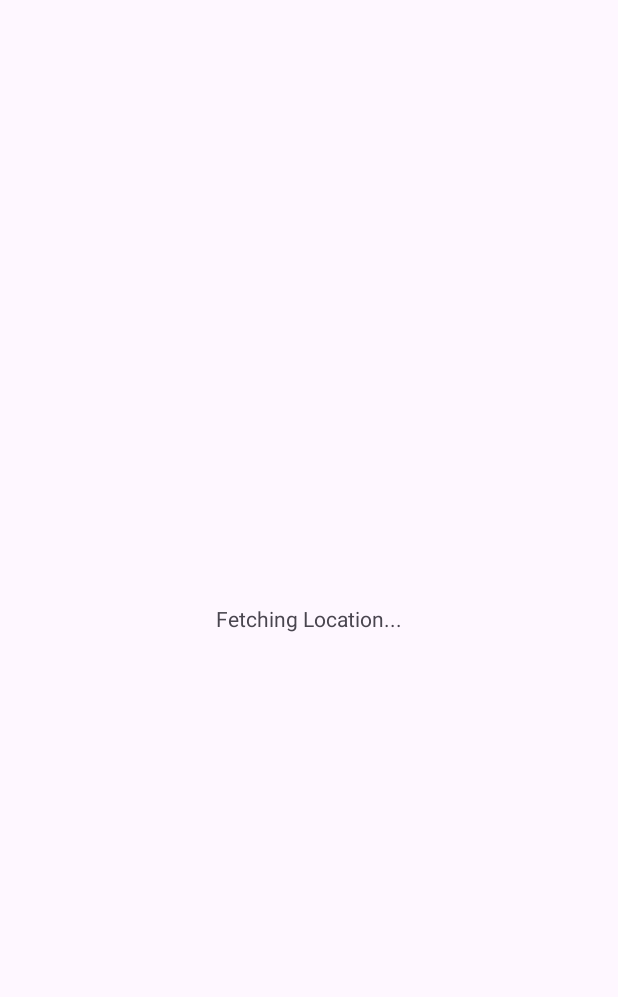
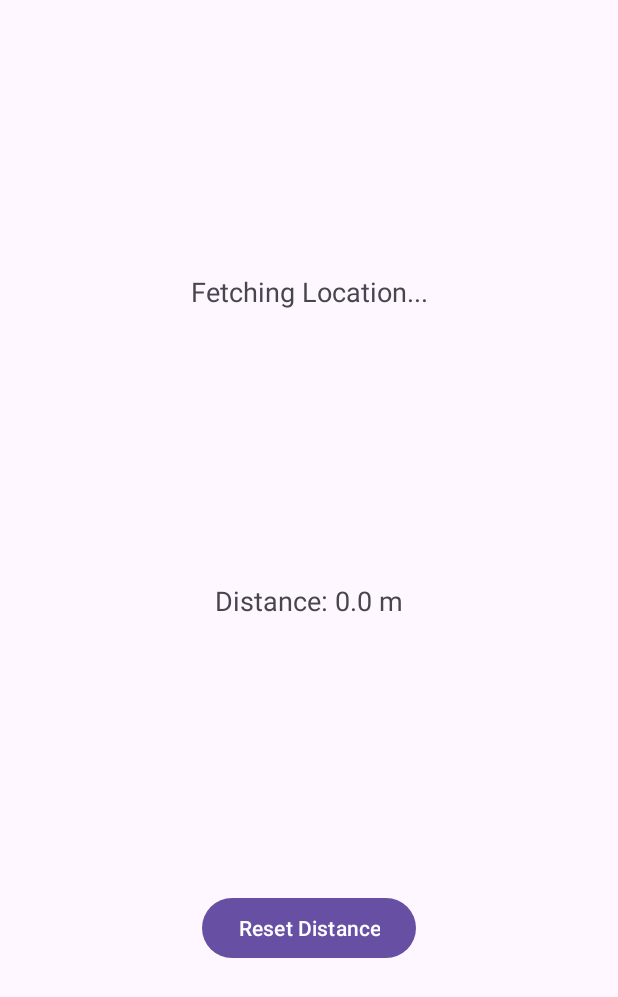
Before and after one commit to ErdunE/NortheasternMiami, an Android app: the LocationActivity screen opened directly, with no data from a screen before it, on a phone screen of 412 x 824 dp. Before the commit the part shown is almost empty. Shown: the top 997 px of the screen. Run offline under Robolectric (Android 15) with nearby library versions, the phone set to English and light mode, and no system bars.

Commit message:
Complete A8 Location Confirmed assignment

```diff
--- a/NUMAD25Sp_ErdunE/app/build.gradle.kts
+++ b/NUMAD25Sp_ErdunE/app/build.gradle.kts
@@ -47,6 +47,7 @@ dependencies {
     implementation(libs.material)
     implementation(libs.activity)
     implementation(libs.constraintlayout)
+    implementation("com.google.android.gms:play-services-location:21.0.1")
     testImplementation(libs.junit)
     androidTestImplementation(libs.ext.junit)
     androidTestImplementation(libs.espresso.core)
--- a/NUMAD25Sp_ErdunE/app/src/main/AndroidManifest.xml
+++ b/NUMAD25Sp_ErdunE/app/src/main/AndroidManifest.xml
@@ -1,6 +1,9 @@
 <?xml version="1.0" encoding="utf-8"?>
 <manifest xmlns:android="http://schemas.android.com/apk/res/android"
     xmlns:tools="http://schemas.android.com/tools">
+
+    <uses-permission android:name="android.permission.ACCESS_FINE_LOCATION"/>
+    <uses-permission android:name="android.permission.ACCESS_COARSE_LOCATION"/>
 
     <application
         android:allowBackup="true"
--- a/NUMAD25Sp_ErdunE/app/src/main/java/edu/northeastern/numad25sp_erdune/LocationActivity.java
+++ b/NUMAD25Sp_ErdunE/app/src/main/java/edu/northeastern/numad25sp_erdune/LocationActivity.java
@@ -1,13 +1,141 @@
 package edu.northeastern.numad25sp_erdune;
 
+import android.Manifest;
+import android.content.pm.PackageManager;
+import android.location.Location;
 import android.os.Bundle;
-
+import android.widget.Button;
+import android.widget.TextView;
+import androidx.annotation.NonNull;
+import androidx.appcompat.app.AlertDialog;
 import androidx.appcompat.app.AppCompatActivity;
+import androidx.core.app.ActivityCompat;
+import androidx.core.content.ContextCompat;
+import com.google.android.gms.location.FusedLocationProviderClient;
+import com.google.android.gms.location.LocationCallback;
+import com.google.android.gms.location.LocationRequest;
+import com.google.android.gms.location.LocationResult;
+import com.google.android.gms.location.LocationServices;
 
 public class LocationActivity extends AppCompatActivity {
+
+    private TextView locationTextView, distanceTextView;
+    private Button resetButton;
+    private FusedLocationProviderClient fusedLocationClient;
+    private LocationCallback locationCallback;
+    private Location lastLocation;
+    private float totalDistance = 0f;
+
+    private static final int LOCATION_PERMISSION_REQUEST_CODE = 1001;
+
     @Override
-    protected void onCreate(Bundle savedInstanceState){
+    protected void onCreate(Bundle savedInstanceState) {
         super.onCreate(savedInstanceState);
         setContentView(R.layout.activity_location);
+
+        locationTextView = findViewById(R.id.locationTextView);
+        distanceTextView = findViewById(R.id.distanceTextView);
+        resetButton = findViewById(R.id.resetButton);
+
+        fusedLocationClient = LocationServices.getFusedLocationProviderClient(this);
+
+        resetButton.setOnClickListener(v -> {
+            totalDistance = 0;
+            distanceTextView.setText("Distance: 0.0 m");
+        });
+
+        requestLocationPermission();
+    }
+
+    private void requestLocationPermission() {
+        if (ContextCompat.checkSelfPermission(this, Manifest.permission.ACCESS_FINE_LOCATION)
+                != PackageManager.PERMISSION_GRANTED) {
+            ActivityCompat.requestPermissions(this,
+                    new String[]{Manifest.permission.ACCESS_FINE_LOCATION},
+                    LOCATION_PERMISSION_REQUEST_CODE);
+        } else {
+            startLocationUpdates();
+        }
+    }
+
+    private void startLocationUpdates() {
+        LocationRequest locationRequest = LocationRequest.create()
+                .setPriority(LocationRequest.PRIORITY_HIGH_ACCURACY)
+                .setInterval(5000)
+                .setFastestInterval(2000);
+
+        locationCallback = new LocationCallback() {
+            @Override
+            public void onLocationResult(LocationResult locationResult) {
+                if (locationResult == null) return;
+                for (Location location : locationResult.getLocations()) {
+                    updateLocationUI(location);
+                }
+            }
+        };
+
+        if (ActivityCompat.checkSelfPermission(this, Manifest.permission.ACCESS_FINE_LOCATION) == PackageManager.PERMISSION_GRANTED) {
+            fusedLocationClient.requestLocationUpdates(locationRequest, locationCallback, null);
+        }
+    }
+
+    private void updateLocationUI(Location location) {
+        locationTextView.setText("Latitude: " + location.getLatitude() + "\nLongitude: " + location.getLongitude());
+
+        if (lastLocation != null) {
+            float distance = lastLocation.distanceTo(location);
+            totalDistance += distance;
+            distanceTextView.setText("Distance: " + totalDistance + " m");
+        }
+        lastLocation = location;
+    }
+
+    @Override
+    protected void onDestroy() {
+        super.onDestroy();
+        if (fusedLocationClient != null && locationCallback != null) {
+            fusedLocationClient.removeLocationUpdates(locationCallback);
+        }
+    }
+
+    @Override
+    public void onRequestPermissionsResult(int requestCode, @NonNull String[] permissions, @NonNull int[] grantResults) {
+        super.onRequestPermissionsResult(requestCode, permissions, grantResults);
+        if (requestCode == LOCATION_PERMISSION_REQUEST_CODE) {
+            if (grantResults.length > 0 && grantResults[0] == PackageManager.PERMISSION_GRANTED) {
+                startLocationUpdates();
+            } else {
+                locationTextView.setText("Permission Denied");
+            }
+        }
+    }
+
+    @Override
+    protected void onSaveInstanceState(Bundle outState) {
+        super.onSaveInstanceState(outState);
+        outState.putFloat("totalDistance", totalDistance);
+    }
+
+    @Override
+    protected void onRestoreInstanceState(Bundle savedInstanceState) {
+        super.onRestoreInstanceState(savedInstanceState);
+        if (savedInstanceState != null) {
+            totalDistance = savedInstanceState.getFloat("totalDistance", 0);
+            distanceTextView.setText("Distance: " + totalDistance + " m");
+        }
+    }
+
+    @Override
+    public void onBackPressed() {
+        new AlertDialog.Builder(this)
+                .setTitle("Exit Location Tracking")
+                .setMessage("Are you sure you want to exit? Your distance progress will be lost.")
+                .setPositiveButton("Exit", (dialog, which) -> {
+                    super.onBackPressed();
+                })
+                .setNegativeButton("Cancel", (dialog, which) -> {
+                    dialog.dismiss();
+                })
+                .show();
     }
 }
--- a/NUMAD25Sp_ErdunE/app/src/main/res/layout/activity_location.xml
+++ b/NUMAD25Sp_ErdunE/app/src/main/res/layout/activity_location.xml
@@ -10,7 +10,29 @@
         android:layout_width="wrap_content"
         android:layout_height="wrap_content"
         android:text="Fetching Location..."
+        android:textSize="18sp"
         app:layout_constraintTop_toTopOf="parent"
+        app:layout_constraintStart_toStartOf="parent"
+        app:layout_constraintEnd_toEndOf="parent"
+        app:layout_constraintBottom_toTopOf="@id/distanceTextView" />
+
+    <TextView
+        android:id="@+id/distanceTextView"
+        android:layout_width="wrap_content"
+        android:layout_height="wrap_content"
+        android:text="Distance: 0.0 m"
+        android:textSize="18sp"
+        app:layout_constraintTop_toBottomOf="@id/locationTextView"
+        app:layout_constraintStart_toStartOf="parent"
+        app:layout_constraintEnd_toEndOf="parent"
+        app:layout_constraintBottom_toTopOf="@id/resetButton" />
+
+    <Button
+        android:id="@+id/resetButton"
+        android:layout_width="wrap_content"
+        android:layout_height="wrap_content"
+        android:text="Reset Distance"
+        app:layout_constraintTop_toBottomOf="@id/distanceTextView"
         app:layout_constraintStart_toStartOf="parent"
         app:layout_constraintEnd_toEndOf="parent"
         app:layout_constraintBottom_toBottomOf="parent" />
```
